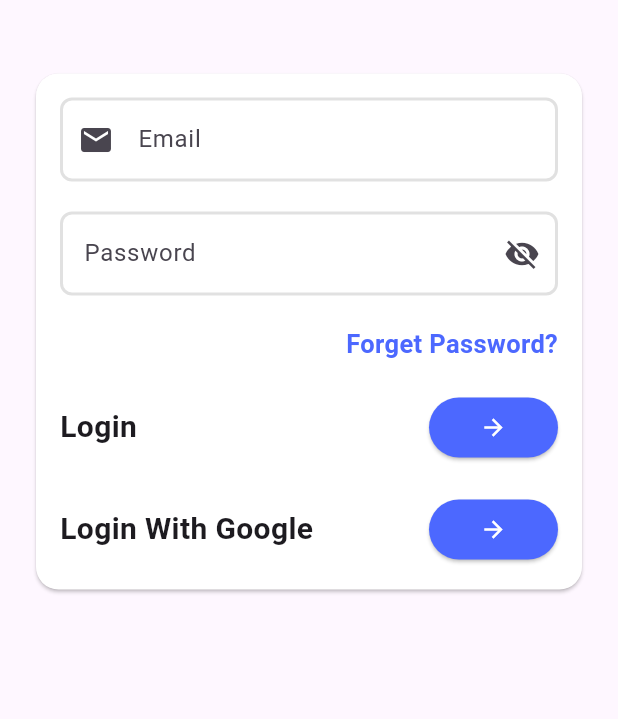
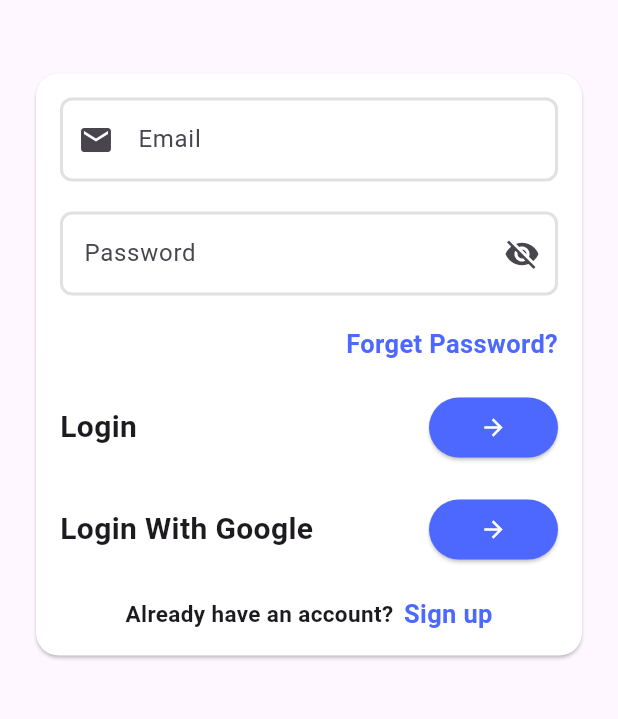
Before and after one commit to Ghada-Mohamed-Khalaf/Market_App, a Flutter app: the screen it shows after launch, on a phone screen of 412 x 824 dp, the part 84-803 px from its top. Run offline on Flutter 3.47's test engine with Material 3 defaults, Android fonts, the phone set to English and light mode, and no system bars.

Commit message:
finish ui login View

```diff
--- a/lib/views/auth/ui/login_view.dart
+++ b/lib/views/auth/ui/login_view.dart
@@ -8,6 +8,7 @@ class LoginView extends StatelessWidget {
   Widget build(BuildContext context) {
     return Scaffold(
       body: SafeArea(
+          child: SingleChildScrollView(
             child: Column(
                     children: [
             SizedBox(
@@ -100,23 +101,38 @@ class LoginView extends StatelessWidget {
                           style: TextStyle(
                               fontSize: 20.0, fontWeight: FontWeight.bold),
                         ),
-                      CustomArowButton()
+                        CustomArowButton(
+                          onTap: (){},
+                        )
                       ],
                     ),
+                    SizedBox(height: 20.0,),
+                    Row(
+                      mainAxisAlignment: MainAxisAlignment.center,
+                      children: [
+                        Text("Already have an account?",style: TextStyle(
+                          fontWeight: FontWeight.bold,fontSize: 15.0,
+                        ),),
+                        SizedBox(width: 7,),
+                        CustomTextButton(text: "Sign up",onTap: (){},),
+                      ],
+                    )
                   ],
                 ),
               ),
             ),
                     ],
+                  ),
           )),
     );
   }
 }
 
 class CustomArowButton extends StatelessWidget {
-  const CustomArowButton({
-    super.key,
+  CustomArowButton({
+    super.key,required this.onTap,
   });
+  final Function()?onTap;
 
   @override
   Widget build(BuildContext context) {
```
Lines whose indentation alone changed are shown as unchanged.
